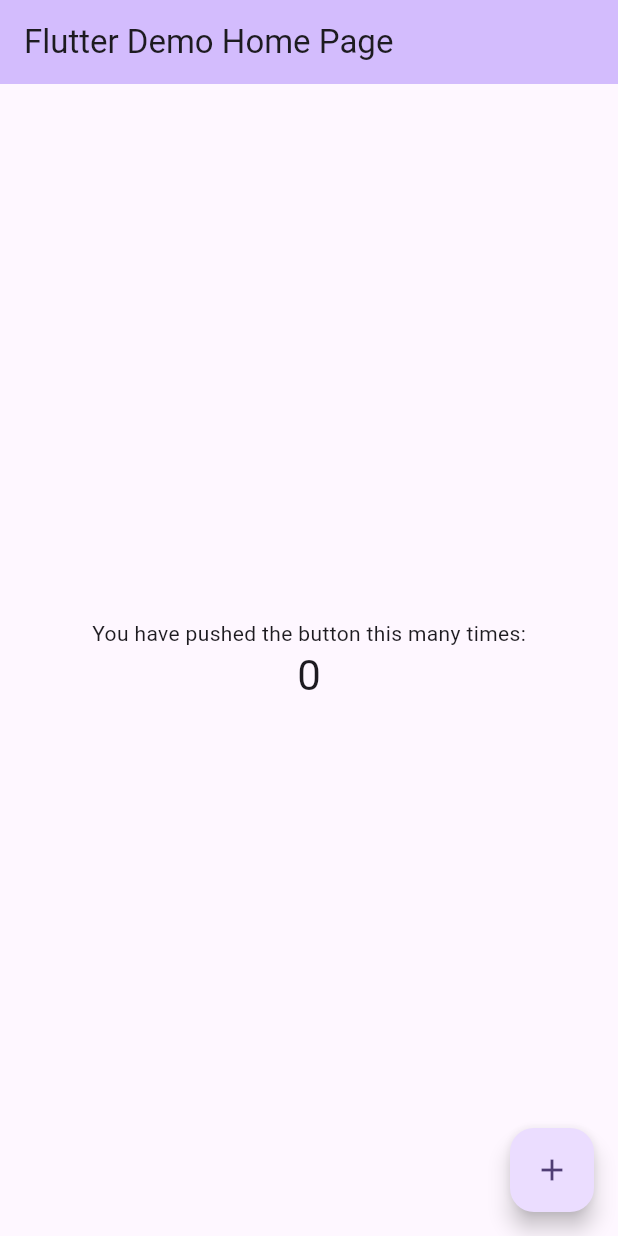
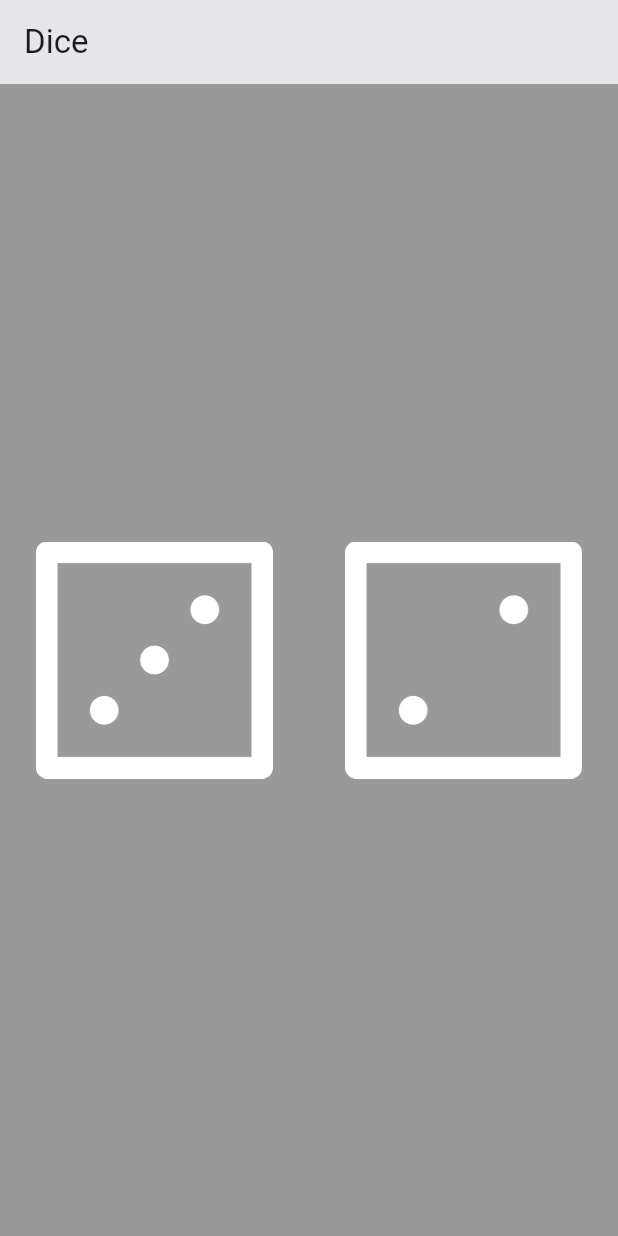
Before and after one commit to Nozimbek6603/FlutterTutorial, a Flutter app: the screen it shows after launch, on a phone screen of 412 x 824 dp. Run offline on Flutter 3.47's test engine with Material 3 defaults, Android fonts, the phone set to English and light mode, and no system bars.

Commit message:
Stateless, Stateful, Expanded, TextButton, setState() tushunchalar

```diff
--- a/lib/main.dart
+++ b/lib/main.dart
@@ -1,125 +1,95 @@
+import 'package:flutter/cupertino.dart';
 import 'package:flutter/material.dart';
 
 void main() {
-  runApp(const MyApp());
+  runApp(MaterialApp(
+    home: Scaffold(
+      backgroundColor: CupertinoColors.inactiveGray,
+      appBar: AppBar(
+        title: Text("Dice"),
+        backgroundColor: CupertinoColors.systemGrey5,
+      ),
+      body: DiceApp(),
+    ),
+  ));
 }
 
-class MyApp extends StatelessWidget {
-  const MyApp({super.key});
+// class DiceApp extends StatelessWidget {
+//
+//   var leftImageNumber = 3;
+//
+//
+//   @override
+//   Widget build(BuildContext context) {
+//     return Center(
+//         child: Row(children: [
+//       Expanded(child: FilledButton(
+//         onPressed: (){
+//           print("left Button");
+//         },
+//         child: Padding(
+//           padding: const EdgeInsets.all(12.0),
+//           child: Image.asset('images/dice$leftImageNumber.png'),
+//         ),
+//       )),
+//       Expanded(child: FilledButton(
+//         onPressed: (){
+//           print("right button");
+//         },
+//         child: Padding(
+//           padding: const EdgeInsets.all(12.0),
+//           child: Image.asset('images/dice2.png'),
+//         ),
+//       )),
+//     ]
+//     )
+//     );
+//   }
+// }
 
-  // This widget is the root of your application.
+class DiceApp extends StatefulWidget {
+  const DiceApp({super.key});
+
   @override
-  Widget build(BuildContext context) {
-    return MaterialApp(
-      title: 'Flutter Demo',
-      theme: ThemeData(
-        // This is the theme of your application.
-        //
-        // TRY THIS: Try running your application with "flutter run". You'll see
-        // the application has a purple toolbar. Then, without quitting the app,
-        // try changing the seedColor in the colorScheme below to Colors.green
-        // and then invoke "hot reload" (save your changes or press the "hot
-        // reload" button in a Flutter-supported IDE, or press "r" if you used
-        // the command line to start the app).
-        //
-        // Notice that the counter didn't reset back to zero; the application
-        // state is not lost during the reload. To reset the state, use hot
-        // restart instead.
-        //
-        // This works for code too, not just values: Most code changes can be
-        // tested with just a hot reload.
-        colorScheme: ColorScheme.fromSeed(seedColor: Colors.deepPurple),
-        useMaterial3: true,
-      ),
-      home: const MyHomePage(title: 'Flutter Demo Home Page'),
-    );
-  }
+  State<DiceApp> createState() => _DiceAppState();
 }
 
-class MyHomePage extends StatefulWidget {
-  const MyHomePage({super.key, required this.title});
-
-  // This widget is the home page of your application. It is stateful, meaning
-  // that it has a State object (defined below) that contains fields that affect
-  // how it looks.
-
-  // This class is the configuration for the state. It holds the values (in this
-  // case the title) provided by the parent (in this case the App widget) and
-  // used by the build method of the State. Fields in a Widget subclass are
-  // always marked "final".
-
-  final String title;
-
-  @override
-  State<MyHomePage> createState() => _MyHomePageState();
-}
-
-class _MyHomePageState extends State<MyHomePage> {
-  int _counter = 0;
-
-  void _incrementCounter() {
-    setState(() {
-      // This call to setState tells the Flutter framework that something has
-      // changed in this State, which causes it to rerun the build method below
-      // so that the display can reflect the updated values. If we changed
-      // _counter without calling setState(), then the build method would not be
-      // called again, and so nothing would appear to happen.
-      _counter++;
-    });
-  }
+class _DiceAppState extends State<DiceApp> {
+  var leftImageNumber = 3;
+  var rightImageNumber = 1;
 
   @override
   Widget build(BuildContext context) {
-    // This method is rerun every time setState is called, for instance as done
-    // by the _incrementCounter method above.
-    //
-    // The Flutter framework has been optimized to make rerunning build methods
-    // fast, so that you can just rebuild anything that needs updating rather
-    // than having to individually change instances of widgets.
-    return Scaffold(
-      appBar: AppBar(
-        // TRY THIS: Try changing the color here to a specific color (to
-        // Colors.amber, perhaps?) and trigger a hot reload to see the AppBar
-        // change color while the other colors stay the same.
-        backgroundColor: Theme.of(context).colorScheme.inversePrimary,
-        // Here we take the value from the MyHomePage object that was created by
-        // the App.build method, and use it to set our appbar title.
-        title: Text(widget.title),
-      ),
-      body: Center(
-        // Center is a layout widget. It takes a single child and positions it
-        // in the middle of the parent.
-        child: Column(
-          // Column is also a layout widget. It takes a list of children and
-          // arranges them vertically. By default, it sizes itself to fit its
-          // children horizontally, and tries to be as tall as its parent.
-          //
-          // Column has various properties to control how it sizes itself and
-          // how it positions its children. Here we use mainAxisAlignment to
-          // center the children vertically; the main axis here is the vertical
-          // axis because Columns are vertical (the cross axis would be
-          // horizontal).
-          //
-          // TRY THIS: Invoke "debug painting" (choose the "Toggle Debug Paint"
-          // action in the IDE, or press "p" in the console), to see the
-          // wireframe for each widget.
-          mainAxisAlignment: MainAxisAlignment.center,
-          children: <Widget>[
-            const Text(
-              'You have pushed the button this many times:',
-            ),
-            Text(
-              '$_counter',
-              style: Theme.of(context).textTheme.headlineMedium,
-            ),
-          ],
+    return Center(
+        child: Row(children: [
+      Expanded(
+          child: TextButton(
+        onPressed: () {
+          setState(() {
+            leftImageNumber++;
+          });
+
+          print("left Button");
+        },
+        child: Padding(
+          padding: const EdgeInsets.all(12.0),
+          child: Image.asset('images/dice$leftImageNumber.png'),
+        ),
+      )),
+      Expanded(
+          child: TextButton(
+            onPressed: () {
+            setState(() {
+              rightImageNumber = 3;
+            });
+          print("right button");
+        },
+        child: Padding(
+          padding: const EdgeInsets.all(12.0),
+          child: Image.asset('images/dice2.png'),
         ),
       ),
-      floatingActionButton: FloatingActionButton(
-        onPressed: _incrementCounter,
-        tooltip: 'Increment',
-        child: const Icon(Icons.add),
-      ), // This trailing comma makes auto-formatting nicer for build methods.
-    );
+      ),
+    ]));
   }
 }
--- a/pubspec.yaml
+++ b/pubspec.yaml
@@ -59,8 +59,8 @@ flutter:
   uses-material-design: true
 
   # To add assets to your application, add an assets section, like this:
-  # assets:
-  #   - images/a_dot_burr.jpeg
+  assets:
+    - images/
   #   - images/a_dot_ham.jpeg
 
   # An image asset can refer to one or more resolution-specific "variants", see
```
Also changed, not shown: images/dice1.png (added), images/dice2.png (added), images/dice3.png (added), images/dice4.png (added), images/dice5.png (added), images/dice6.png (added).
